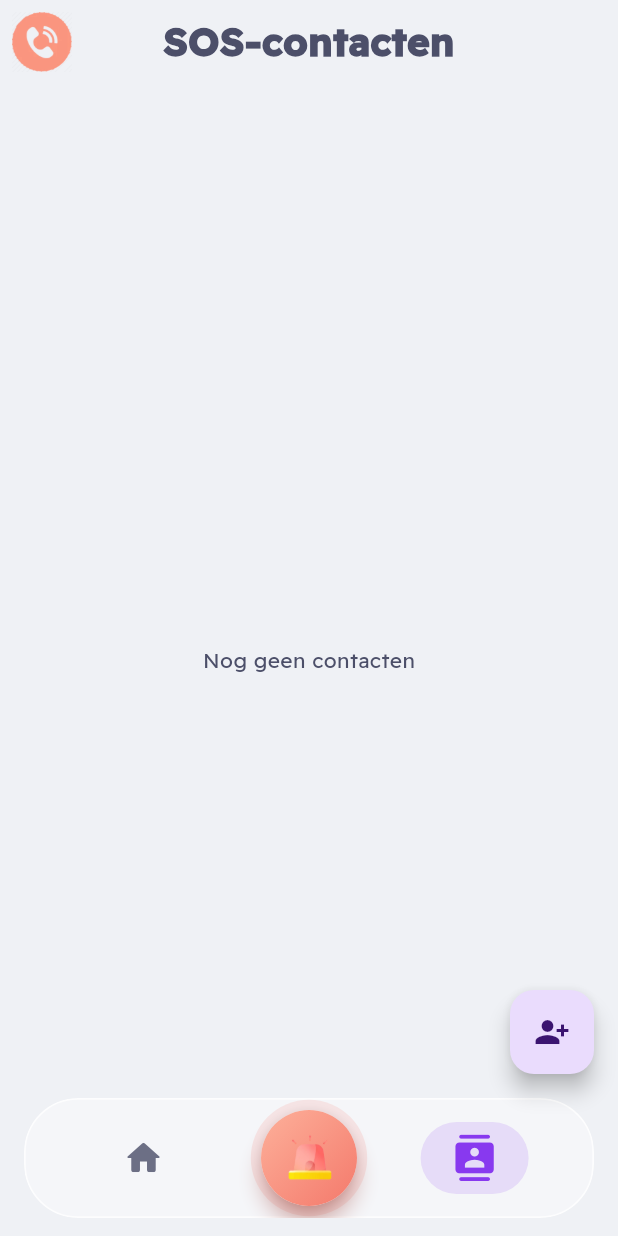
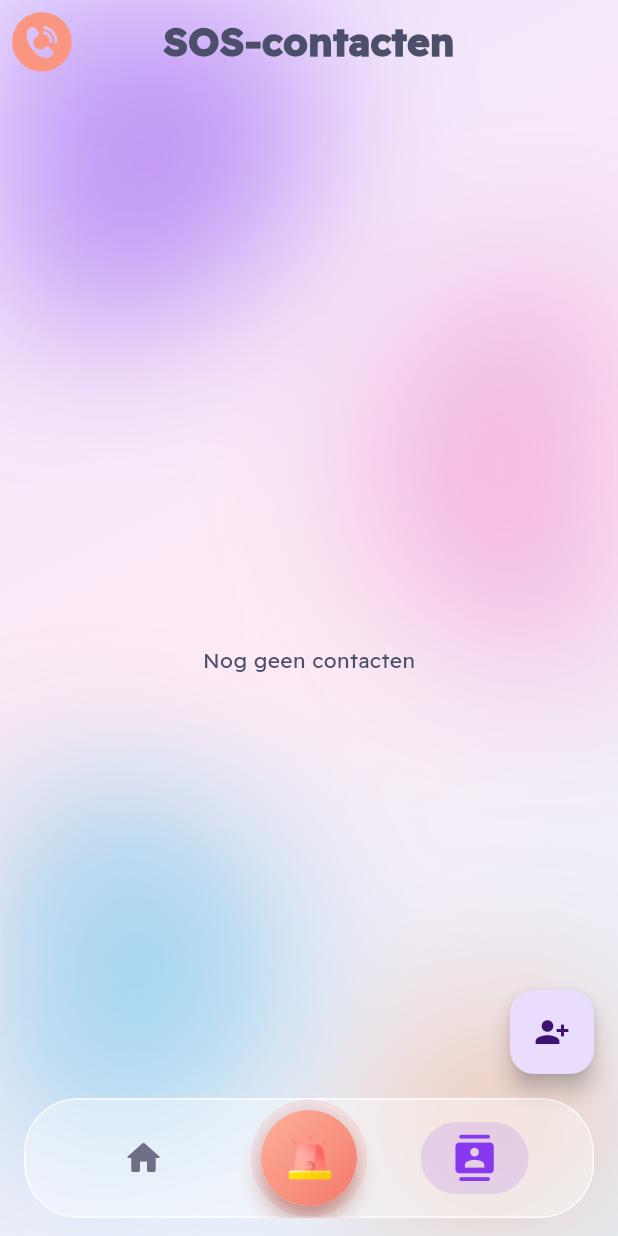
Before and after one commit to adam-bouafia/metjou, a Flutter app: the Dashboard screen opened directly, item 3 of the bottom bar chosen, on a phone screen of 412 x 824 dp. Run offline on Flutter 3.47's test engine with Material 3 defaults, Android fonts, the phone set to English and light mode, and no system bars; our stand-ins replace audioplayers, battery_plus, carousel_slider, flutter_local_notifications, flutter_markdown_plus, flutter_native_contact_picker and 14 more; missing offline and left inert: another_telephony, flutter_phone_direct_caller, quick_actions, shake, workmanager; accounts and stored records are empty.

Commit message:
feat(ui): glass background behind both tabs, glass contact rows
The glass background moves from Home to the dashboard so the Contacts
tab shares it and the dock looks the same on both; contact rows are
glass panels instead of solid bars.

```diff
--- a/lib/features/home/presentation/dashboard.dart
+++ b/lib/features/home/presentation/dashboard.dart
@@ -6,6 +6,7 @@ import 'package:fluttertoast/fluttertoast.dart';
 import 'package:permission_handler/permission_handler.dart';
 import 'package:shared_preferences/shared_preferences.dart';
 import 'package:metjou/features/home/presentation/home.dart';
+import 'package:metjou/core/widgets/glass.dart';
 import 'package:metjou/features/home/presentation/widgets/glass_dock.dart';
 import 'package:metjou/features/home/presentation/widgets/sos_button.dart';
 import 'package:metjou/features/contacts/presentation/my_contacts.dart';
@@ -214,7 +215,8 @@ class _DashboardState extends State<Dashboard> with WidgetsBindingObserver {
         },
         center: SosButton(alerted: alerted, onPressed: _onSosPressed),
       ),
-      body: SafeArea(
+      body: GlassBackground(
+        child: SafeArea(
           bottom: false,
           child: PageTransitionSwitcher(
             duration: const Duration(milliseconds: 350),
@@ -230,6 +232,7 @@ class _DashboardState extends State<Dashboard> with WidgetsBindingObserver {
                 : MyContactsScreen(key: const ValueKey('contacts')),
           ),
         ),
+      ),
     );
   }
 }
--- a/lib/features/home/presentation/home.dart
+++ b/lib/features/home/presentation/home.dart
@@ -11,7 +11,6 @@ import 'package:metjou/features/check_in/presentation/check_in_card.dart';
 import 'package:metjou/features/get_home_safe/presentation/safe_home.dart';
 import 'package:metjou/core/localization/app_locale.dart';
 import 'package:metjou/core/widgets/entrance.dart';
-import 'package:metjou/core/widgets/glass.dart';
 
 class Home extends StatefulWidget {
   const Home({super.key});
@@ -43,8 +42,7 @@ class _HomeState extends State<Home> {
   @override
   Widget build(BuildContext context) {
     final l10n = context.l10n;
-    return GlassBackground(
-      child: Column(
+    return Column(
       crossAxisAlignment: CrossAxisAlignment.start,
       children: [
         DashAppbar(onTap: nextQuote, quoteIndex: quoteIndex),
@@ -78,7 +76,6 @@ class _HomeState extends State<Home> {
           ),
         ),
       ],
-      ),
     );
   }
 }
```
Also changed, not shown: lib/features/contacts/presentation/my_contacts.dart (+11 -2 lines). Lines whose indentation alone changed are shown as unchanged.
